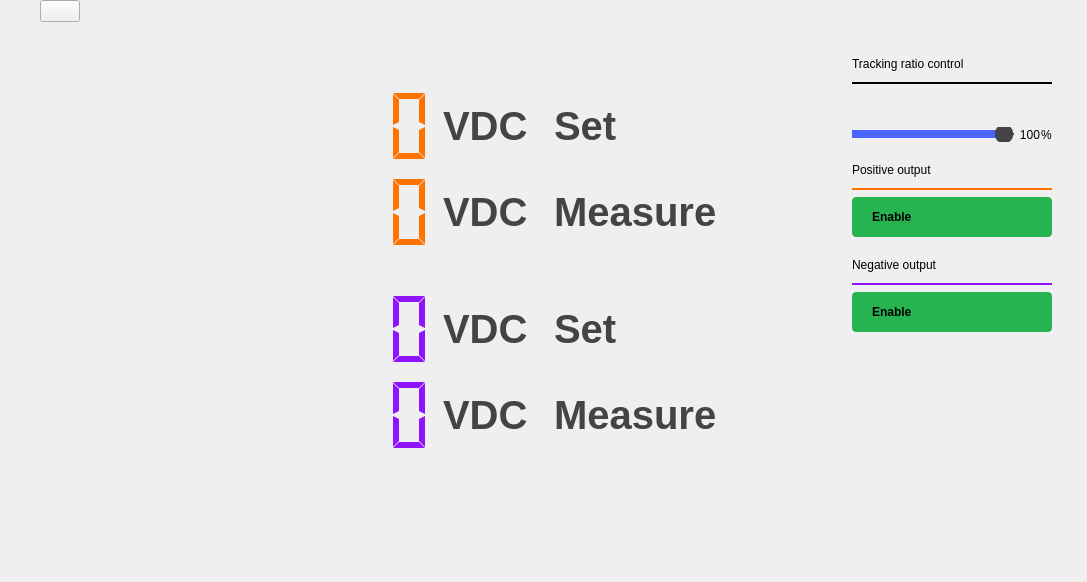
The window that plugins/m2k/ui/powercontrol.ui (analogdevicesinc/scopy) describes before a commit, drawn with Qt 5.
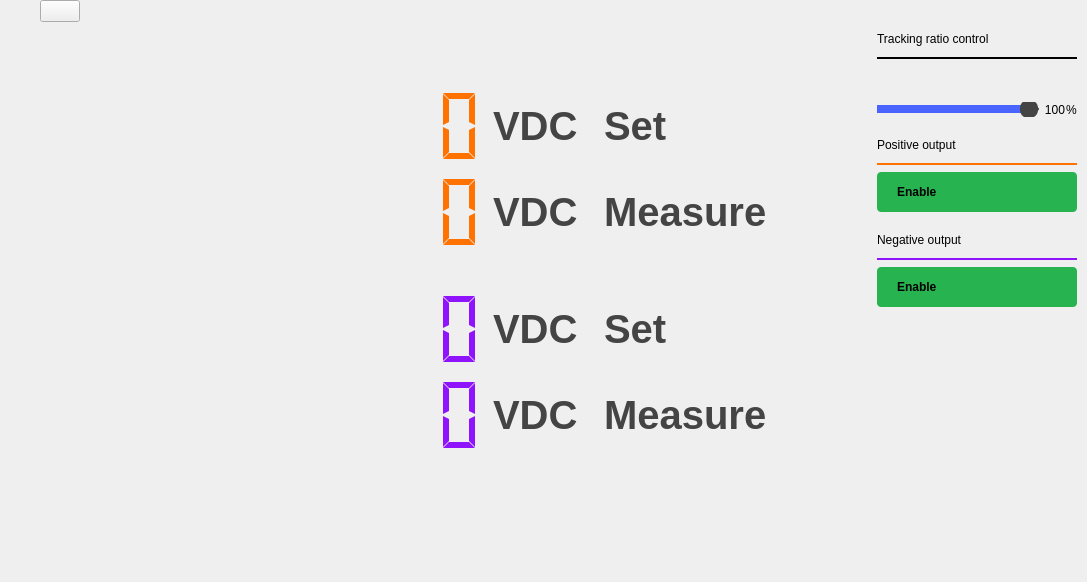
The same window after the commit. Icons and pictures are not drawn. Custom widgets are drawn as their Qt base class.

Commit message: m2k/ui: Removed right menu unnecessary margins for all instruments.

```diff
--- a/plugins/m2k/ui/powercontrol.ui
+++ b/plugins/m2k/ui/powercontrol.ui
@@ -567,16 +567,16 @@
          <number>10</number>
         </property>
         <property name="leftMargin">
-         <number>26</number>
+         <number>10</number>
         </property>
         <property name="topMargin">
-         <number>26</number>
+         <number>10</number>
         </property>
         <property name="rightMargin">
-         <number>26</number>
+         <number>10</number>
         </property>
         <property name="bottomMargin">
-         <number>26</number>
+         <number>10</number>
         </property>
         <item>
          <widget class="QScrollArea" name="scrollArea">
@@ -592,6 +592,9 @@
           <property name="horizontalScrollBarPolicy">
            <enum>Qt::ScrollBarAlwaysOff</enum>
           </property>
+          <property name="sizeAdjustPolicy">
+           <enum>QAbstractScrollArea::AdjustToContents</enum>
+          </property>
           <property name="widgetResizable">
            <bool>true</bool>
           </property>
@@ -600,11 +603,23 @@
             <rect>
              <x>0</x>
              <y>0</y>
-             <width>218</width>
-             <height>473</height>
+             <width>200</width>
+             <height>535</height>
             </rect>
            </property>
            <layout class="QVBoxLayout" name="verticalLayout_2">
+            <property name="leftMargin">
+             <number>0</number>
+            </property>
+            <property name="topMargin">
+             <number>0</number>
+            </property>
+            <property name="rightMargin">
+             <number>0</number>
+            </property>
+            <property name="bottomMargin">
+             <number>0</number>
+            </property>
             <item>
              <widget class="QLabel" name="label_12">
               <property name="text">
```
Left out of the diff: 1 changed line with no effect on the pictures. The commit also changes 12 other files.
